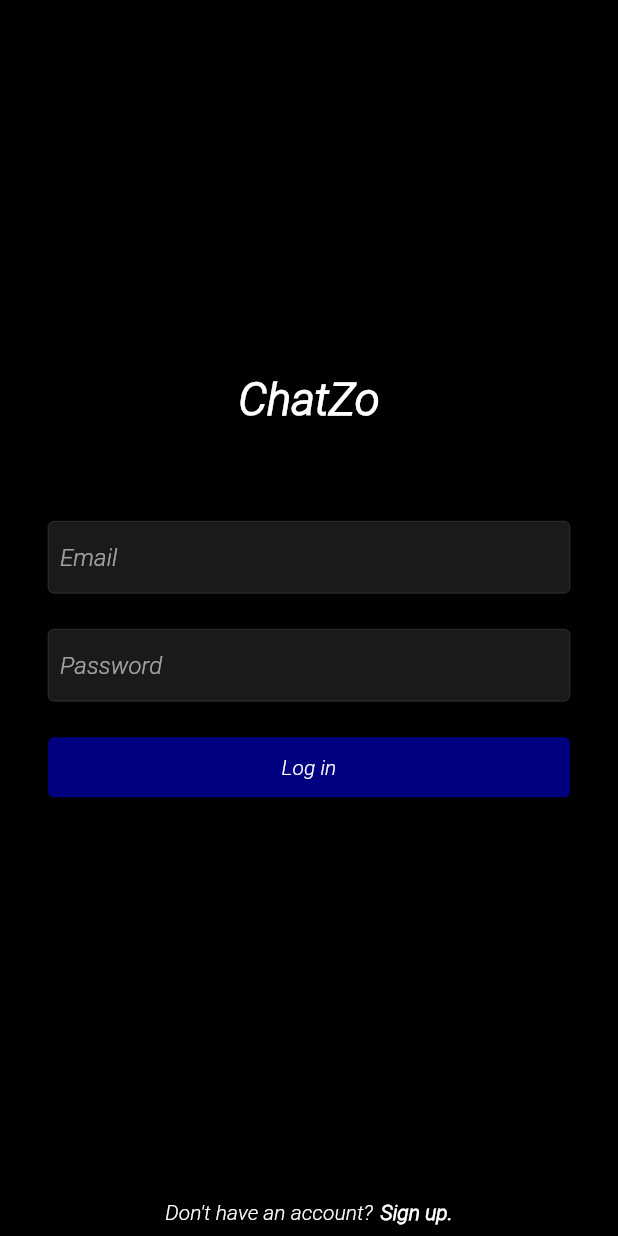
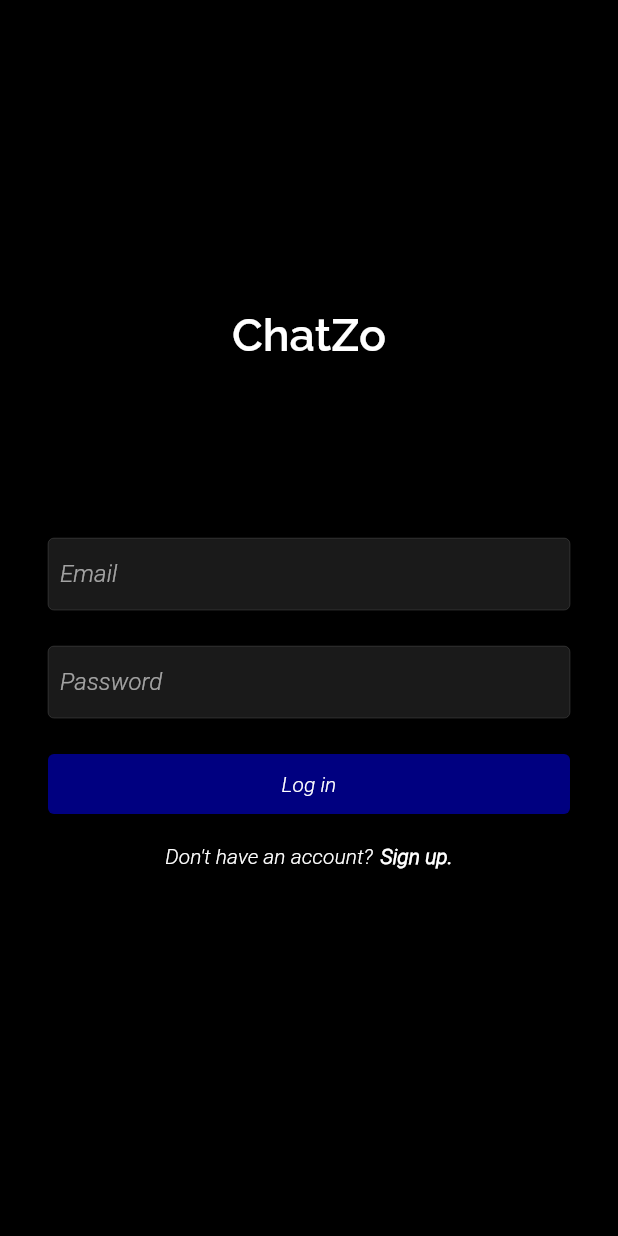
Before and after one commit to AmosLucky/chatZo, a Flutter app: the screen it shows once a user with an empty profile is signed in, item 4 of the bottom bar chosen, after a tap on "SignOut", on a phone screen of 412 x 824 dp. Run offline on Flutter 3.47's test engine with Material 2 defaults, Android fonts, the phone set to English and light mode, and no system bars; our stand-ins replace cached_network_image, cloud_firestore, curved_navigation_bar, firebase_auth, firebase_core, firebase_storage and 3 more; accounts and stored records are empty; network calls fail.

Commit message:
Fixed profile

```diff
--- a/lib/main.dart
+++ b/lib/main.dart
@@ -2,6 +2,7 @@ import 'package:firebase_auth/firebase_auth.dart';
 import 'package:firebase_core/firebase_core.dart';
 import 'package:flutter/foundation.dart';
 import 'package:flutter/material.dart';
+import 'package:flutter/services.dart';
 import 'package:provider/provider.dart';
 import 'package:social_app/Utils/colors.dart';
 import 'package:social_app/providers/user_provider.dart';
@@ -15,7 +16,7 @@ import 'config.dart';
 
 void main() async {
   WidgetsFlutterBinding.ensureInitialized();
-
+  SystemChrome.setPreferredOrientations([DeviceOrientation.portraitUp]);
 
   if (kIsWeb) {
     await Firebase.initializeApp(options: Config.firbaseOptions);
--- a/lib/screens/add_post.dart
+++ b/lib/screens/add_post.dart
@@ -6,6 +6,7 @@ import 'package:flutter/material.dart';
 import 'package:flutter/widgets.dart';
 import 'package:image_picker/image_picker.dart';
 import 'package:provider/provider.dart';
+import 'package:social_app/Utils/global_variables.dart';
 import 'package:social_app/models/User.dart';
 import 'package:social_app/Utils/colors.dart';
 import 'package:social_app/Utils/utils.dart';
@@ -69,10 +70,12 @@ class _AddPostState extends State<AddPost> {
   }
 
   void postImage(String uid, String username, String profileImage) async {
+    try {
+      if (_textEditingController.text.length > 2) {
+        if (_file != null) {
           setState(() {
             isLoading = true;
           });
-    try {
           String res = await FirestoreMethod().uploadPost(
               _textEditingController.text, _file!, uid, username, profileImage);
 
@@ -82,6 +85,12 @@ class _AddPostState extends State<AddPost> {
             clearImage();
           } else {
             showSnackBar(res, context);
+          }
+        } else {
+          showSnackBar("Please select  image", context);
+        }
+      } else {
+        showSnackBar("Content too short", context);
       }
     } catch (e) {
       showSnackBar(e.toString(), context);
@@ -123,8 +132,9 @@ class _AddPostState extends State<AddPost> {
         centerTitle: false,
         actions: [
           TextButton(
-              onPressed: () =>
-                  postImage(user.uid, user.username, user.photoUrl),
+              onPressed: () {
+                postImage(user.uid, user.username, user.photoUrl);
+              },
               child: Text(
                 "Post",
                 style: TextStyle(
@@ -150,14 +160,21 @@ class _AddPostState extends State<AddPost> {
               backgroundImage: NetworkImage(user.photoUrl),
             ),
             SizedBox(
-              width: size.width * 0.8,
-              child: TextField(
-                controller: _textEditingController,
-                decoration: const InputDecoration(
-                    hintText: "Write a caption...", border: InputBorder.none),
-                maxLines: 10,
+              width: 20,
             ),
+            Expanded(
+                child: Container(
+              color: Colors.amber,
+              // height: 2,
+              padding: EdgeInsets.all(5),
+              child: Text(
+                "Your post will be approved by " +
+                    appName +
+                    " before it appears on Feeds",
+                style: TextStyle(color: blackColor),
               ),
+            ))
+
             // SizedBox(
             //   width: 45,
             //   height: 45,
@@ -174,6 +191,22 @@ class _AddPostState extends State<AddPost> {
             // )
           ],
         ),
+        Row(
+          children: [
+            SizedBox(
+              width: size.width * 0.8,
+              child: Container(
+                padding: EdgeInsets.all(10),
+                child: TextField(
+                  controller: _textEditingController,
+                  decoration: const InputDecoration(
+                      hintText: "Write a caption...", border: InputBorder.none),
+                  maxLines: 10,
+                ),
+              ),
+            ),
+          ],
+        ),
         _file != null
             ? Column(
                 children: [
@@ -188,7 +221,7 @@ class _AddPostState extends State<AddPost> {
                     ),
                   ),
                   SizedBox(
-                    width: size.width / 2,
+                    // width: size.width / 1.5,
                     height: 300,
                     child: AspectRatio(
                         aspectRatio: 487 / 451,
--- a/lib/screens/feeds.dart
+++ b/lib/screens/feeds.dart
@@ -57,7 +57,7 @@ class _FeedsState extends State<Feeds> {
               backgroundColor: blueColor,
               title: Text(
                 appName,
-                style: TextStyle(color: Colors.white, fontFamily: "Roboto"),
+                style: TextStyle(color: Colors.white, fontFamily: "Raleway"),
               ),
               // title: SvgPicture.network(
               //   "assets/images/ic_instagram.svg",
--- a/lib/screens/profile.dart
+++ b/lib/screens/profile.dart
@@ -79,7 +79,7 @@ class _ProfileState extends State<Profile> {
                       onTap: () {
                         options(context);
                       },
-                      child: Icon(Icons.delete)),
+                      child: Icon(Icons.more_vert)),
                 )
               ],
             ),
@@ -107,13 +107,33 @@ class _ProfileState extends State<Profile> {
                               mainAxisSize: MainAxisSize.max,
                               children: [
                                 buildSatColumn(postLent, "post"),
-                                buildSatColumn(following, "FolloWing"),
+                                buildSatColumn(following, "Following"),
                                 buildSatColumn(followers, "Followers"),
                               ],
                             ),
                             Row(
                               mainAxisAlignment: MainAxisAlignment.spaceEvenly,
                               children: [
+                                user!.uid ==
+                                        auth.FirebaseAuth.instance.currentUser!
+                                            .uid
+                                    ? Container()
+                                    : Container(
+                                        height: 25,
+                                        margin: EdgeInsets.only(top: 20),
+                                        child: InkWell(
+                                            onTap: () {},
+                                            child: MaterialButton(
+                                                onPressed: () {},
+                                                color: Colors.red,
+                                                child: Text(
+                                                  "Chat",
+                                                  style: TextStyle(
+                                                      color: Colors.white,
+                                                      fontWeight:
+                                                          FontWeight.bold),
+                                                ))),
+                                      ),
                                 user!.uid ==
                                         auth.FirebaseAuth.instance.currentUser!
                                             .uid
@@ -150,8 +170,8 @@ class _ProfileState extends State<Profile> {
                                             },
                                           )
                                         : FollowButton(
-                                            backgroundColor: Colors.blue,
-                                            borderColor: Colors.blue,
+                                            backgroundColor: blueColor,
+                                            borderColor: blueColor,
                                             text: "Follow",
                                             textColor: Colors.white,
                                             function: () async {
--- a/lib/screens/signin.dart
+++ b/lib/screens/signin.dart
@@ -59,25 +59,28 @@ class _SignInState extends State<SignIn> {
   Widget build(BuildContext context) {
     Size size = MediaQuery.of(context).size;
     return Scaffold(
-        body: SafeArea(
+        body: SingleChildScrollView(
             child: Container(
                 padding: size.width > webScreenSize
                     ? EdgeInsets.symmetric(horizontal: size.width / 3)
                     : const EdgeInsets.symmetric(horizontal: 32),
                 width: double.infinity,
                 child: Column(children: [
-                  Flexible(
-                    child: Container(),
-                    flex: 2,
+                  SizedBox(
+                    height: size.height / 4,
                   ),
+                  // Flexible(
+                  //   child: Container(),
+                  //   flex: 2,
+                  // ),
                   Logo(),
                   // SvgPicture.asset(
                   //   "assets/images/ic_instagram.svg",
                   //   color: primaryColor,
                   //   height: 60,
                   // ),
-                  const SizedBox(
-                    height: 64,
+                  SizedBox(
+                    height: size.height / 7,
                   ),
                   TextInputField(
                       textEditingController: _emailController,
@@ -119,10 +122,10 @@ class _SignInState extends State<SignIn> {
                   const SizedBox(
                     height: 12,
                   ),
-                  Flexible(
-                    child: Container(),
-                    flex: 2,
-                  ),
+                  // Flexible(
+                  //   child: Container(),
+                  //   flex: 2,
+                  // ),
                   Row(
                     mainAxisAlignment: MainAxisAlignment.center,
                     children: [
--- a/lib/widgets/logo.dart
+++ b/lib/widgets/logo.dart
@@ -9,7 +9,8 @@ class Logo extends StatelessWidget {
   Widget build(BuildContext context) {
     return Text(
       appName,
-      style: TextStyle(fontSize: 30, fontWeight: FontWeight.bold),
+      style: TextStyle(
+          fontSize: 30, fontWeight: FontWeight.bold, fontFamily: "Raleway"),
     );
   }
 }
```
Also changed, not shown: lib/resources/auth_methods.dart (+7 -0 lines), lib/screens/chat_screen.dart (+3 -4 lines), lib/screens/search_friends.dart (+10 -2 lines), lib/screens/signup.dart (+44 -29 lines), lib/widgets/post_card.dart (+27 -1 lines). Lines whose indentation alone changed are shown as unchanged.
